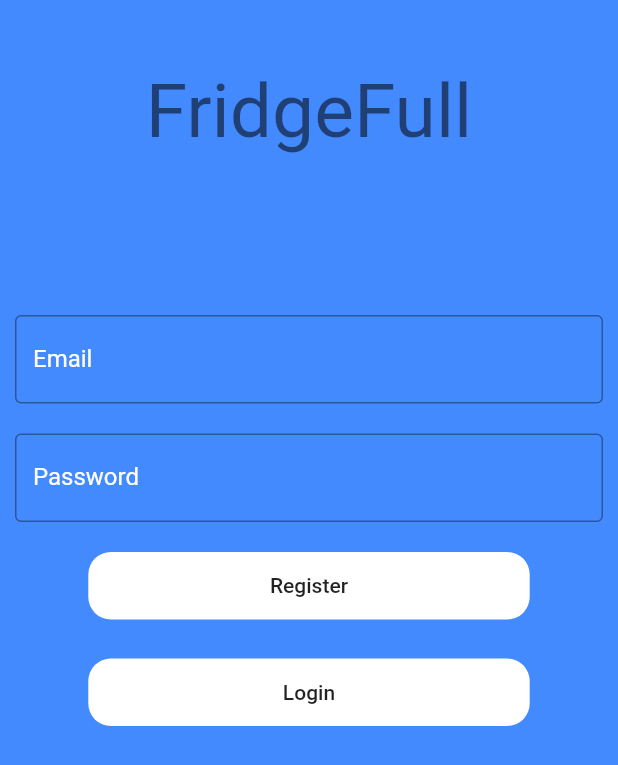
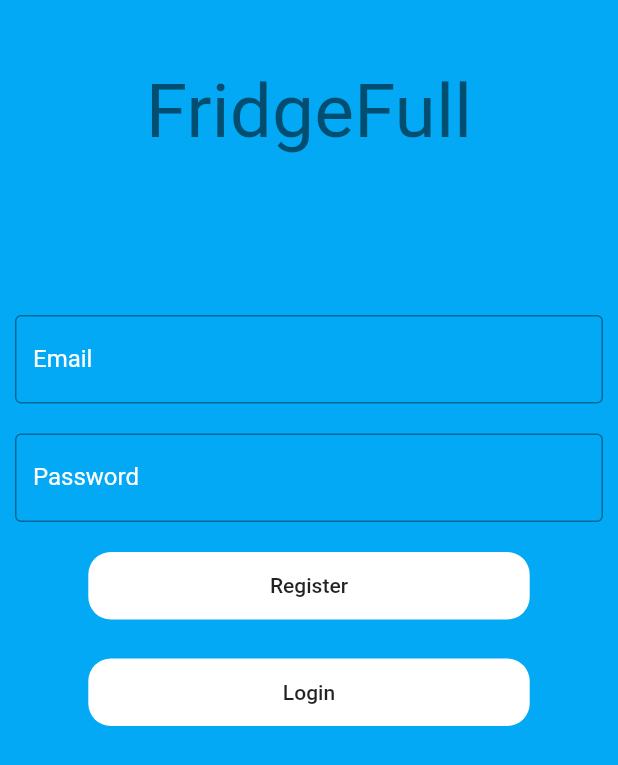
Before and after one commit to chiragparihar/FridgeFull, a Flutter app: the screen it shows after launch, on a phone screen of 412 x 824 dp. Shown: the top 765 px of the screen. Run offline on Flutter 3.47's test engine with Material 2 defaults, Android fonts, the phone set to English and light mode, and no system bars; our stand-ins replace firebase_auth, firebase_core, google_sign_in, shared_preferences; missing offline and left inert: flutter_barcode_scanner; accounts and stored records are empty.

```diff
--- a/App/fridgefull/lib/authenticate.dart
+++ b/App/fridgefull/lib/authenticate.dart
@@ -29,7 +29,7 @@ class _AuthenticationState extends State<Authentication>{
         width:MediaQuery.of(context).size.width,
         height:MediaQuery.of(context).size.height,
         decoration: BoxDecoration(
-          color:Colors.blueAccent,
+          color:Colors.lightBlue,
 
         ),
         child:SingleChildScrollView(
--- a/App/fridgefull/lib/home_view.dart
+++ b/App/fridgefull/lib/home_view.dart
@@ -5,6 +5,7 @@ import 'utils/constants.dart';
 import 'package:flutter/services.dart';
 import 'dart:async';
 import 'package:flutter_barcode_scanner/flutter_barcode_scanner.dart';
+import 'package:fridgefull/groceryList.dart';
 class HomeView extends StatefulWidget{
   static const String routeName = "/home";
   @override
@@ -60,7 +61,7 @@ class _HomeViewState extends State<HomeView>{
           )
         ],
       ),
-      body:Container(
+      body: Container(
           alignment: Alignment.center,
           child: Flex(
             direction: Axis.vertical,
--- a/App/fridgefull/lib/main.dart
+++ b/App/fridgefull/lib/main.dart
@@ -3,6 +3,7 @@ import 'package:flutter/material.dart';
 import 'package:fridgefull/Homepage.dart';
 import 'package:fridgefull/authenticate.dart';
 import 'package:firebase_auth/firebase_auth.dart';
+
 import 'utils/constants.dart';
 import 'package:fridgefull/home_view.dart';
 import 'package:shared_preferences/shared_preferences.dart';
@@ -31,7 +32,7 @@ class MyApp extends StatelessWidget {
         // or simply save your changes to "hot reload" in a Flutter IDE).
         // Notice that the counter didn't reset back to zero; the application
         // is not restarted.
-        primarySwatch: Colors.blue,
+        primarySwatch: Colors.lightBlue,
         // This makes the visual density adapt to the platform that you run
         // the app on. For desktop platforms, the controls will be smaller and
         // closer together (more dense) than on mobile platforms.
@@ -43,6 +44,7 @@ class MyApp extends StatelessWidget {
           HomeView.routeName:(context) => HomeView(),
         }
 
+     // home:GroceryList(),
     );
   }
 }
--- a/App/fridgefull/pubspec.yaml
+++ b/App/fridgefull/pubspec.yaml
@@ -37,6 +37,7 @@ dev_dependencies:
   google_sign_in: ^4.5.5
   firebase_core: ^0.5.0+1
   flutter_barcode_scanner: ^1.0.1
+  http: ^0.12.2
 # For information on the generic Dart part of this file, see the
 # following page: https://dart.dev/tools/pub/pubspec
 
```
Also changed, not shown: App/fridgefull/lib/groceryList.dart (+25 -2 lines), App/fridgefull/pubspec.lock.
